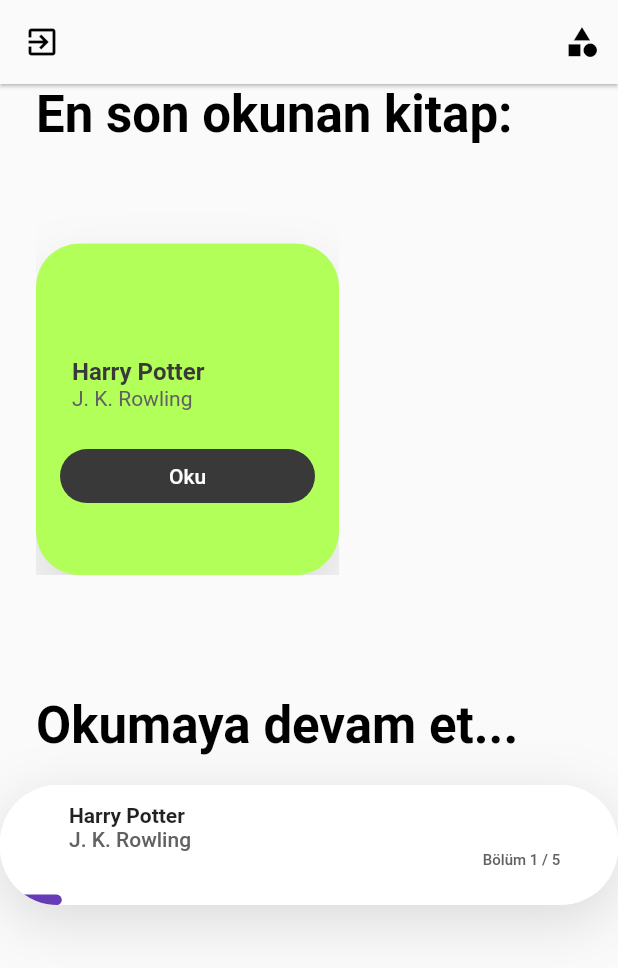
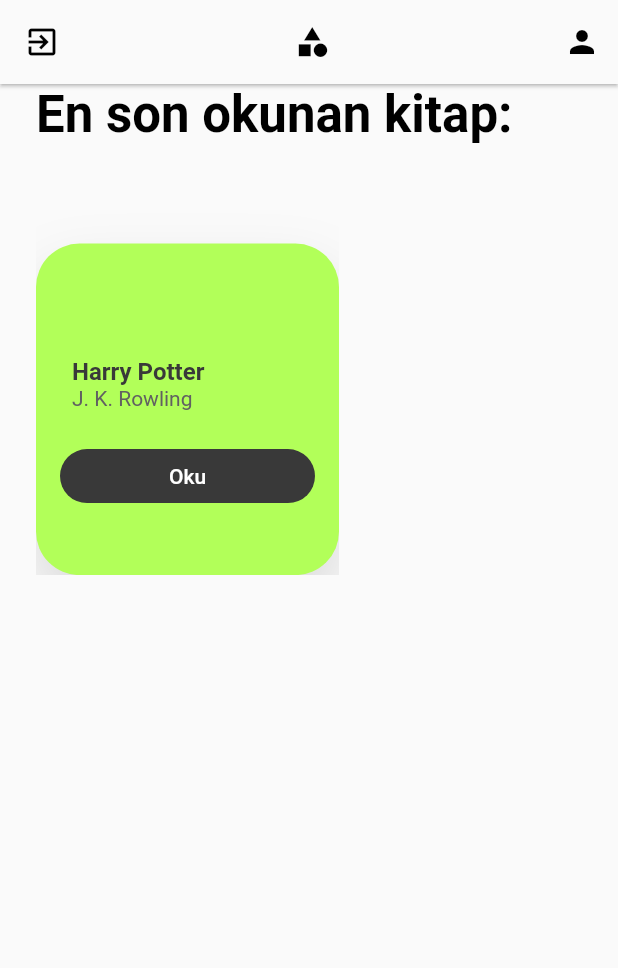
Before and after one commit to belyaerenturk/virt_shelf, a Flutter app: the HomePage screen opened directly, on a phone screen of 412 x 824 dp. Shown: the top 968 px of the screen. Run offline on Flutter 3.47's test engine with Material 2 defaults, Android fonts, the light colour scheme and no system bars; our stand-ins replace shared_preferences; accounts and stored records are empty.

Commit message:
Ana ekranda tasarımsal güncelleme

```diff
--- a/lib/screens/home_screen.dart
+++ b/lib/screens/home_screen.dart
@@ -29,6 +29,13 @@
         actions: [
           IconButton(
             icon: Icon(Icons.category, color: Colors.black,),
+            onPressed: () {
+              Navigator.push(context, MaterialPageRoute(builder: (context) => CategoryScreen()));
+            },
+          ),
+          SizedBox(width: size.width * .32),
+          IconButton(
+            icon: Icon(Icons.person, color: Colors.black,),
             onPressed: () {
               Navigator.push(context, MaterialPageRoute(builder: (context) => CategoryScreen()));
             },
@@ -74,121 +81,6 @@
                 ),
               ],
             ),
-            Row(
-              children: [
-                Padding(
-                  padding: const EdgeInsets.symmetric(horizontal: 24),
-                  child: RichText(
-                    text: TextSpan(
-                      style: Theme.of(context).textTheme.display1,
-                      children: [
-                        TextSpan(text: "\n"),
-                        TextSpan(
-                            text: "Okumaya ",
-                            style:
-                            TextStyle(fontWeight: FontWeight.bold, color: Colors.black)),
-                        //TextSpan(text: "Continue "),
-                        TextSpan(
-                          text: "devam et...",
-                          style: TextStyle(fontWeight: FontWeight.bold, color: Colors.black),
-                        ),
-                      ],
-                    ),
-                  ),
-                ),
-              ],
-            ),
-            SizedBox(height: 20,),
-            Container(
-              height: 80,
-              width: double.infinity,
-              decoration: BoxDecoration(
-                color: Colors.white,
-                borderRadius: BorderRadius.circular(38.5),
-                boxShadow: [
-                  BoxShadow(
-                    offset: Offset(0, 10),
-                    blurRadius: 33,
-                    color: Color(0xFFD3D3D3).withOpacity(.84),
-                  ),
-                ],
-              ),
-              child: ClipRRect(
-                borderRadius: BorderRadius.circular(38.5),
-                child: Column(
-                  crossAxisAlignment: CrossAxisAlignment.start,
-                  children: [
-                    FlatButton(
-                      height: 73,
-                      color: Colors.white,
-                      onPressed: () {
-                        Navigator.push(
-                          context,
-                          MaterialPageRoute(
-                            builder: (context) {
-                              return ReadingPage();
-                            },
-                          ),
-                        );
-                      },
-                      child: Expanded(
-                        child: Padding(
-                          padding:
-                          EdgeInsets.only(left: 30, right: 20),
-                          child: Row(
-                            children: [
-                              Expanded(
-                                child: Column(
-                                  mainAxisAlignment:
-                                  MainAxisAlignment.end,
-                                  crossAxisAlignment:
-                                  CrossAxisAlignment.start,
-                                  children: [
-                                    Text(
-                                      "Harry Potter",
-                                      style: TextStyle(
-                                        fontWeight: FontWeight.bold,
-                                      ),
-                                    ),
-                                    Text(
-                                      "J. K. Rowling",
-                                      style: TextStyle(
-                                        color: Colors.grey[700],
-                                      ),
-                                    ),
-                                    Align(
-                                      alignment:
-                                      Alignment.bottomRight,
-                                      child: Text(
-                                        "Bölüm 1 / 5\t",
-                                        style: TextStyle(
-                                          fontSize: 10,
-                                          color: Colors.grey[700],
-                                        ),
-                                      ),
-                                    ),
-                                    SizedBox(height: 5),
-                                  ],
-                                ),
-                              ),
-                            ],
-                          ),
-                        ),
-                      ),
-                    ),
-                    Container(
-                      height: 7,
-                      width: size.width * .1,
-                      decoration: BoxDecoration(
-                        color: Colors.deepPurple,
-                        //kProgressIndicator,
-                        borderRadius: BorderRadius.circular(7),
-                      ),
-                    ),
-                  ],
-                ),
-              ),
-            ),
           ],
         ),
       ),
```
Also changed, not shown: 5 other files.
